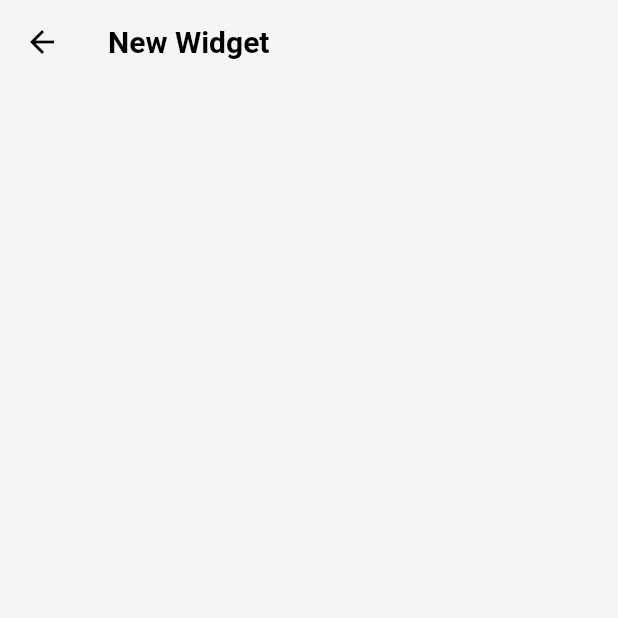
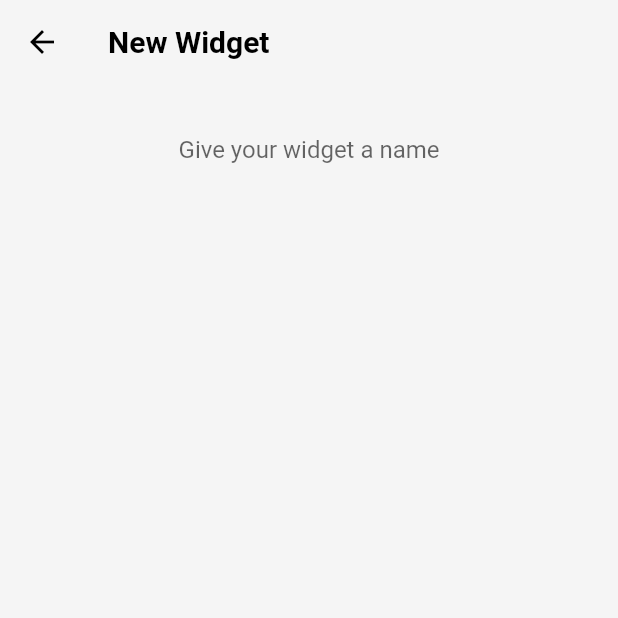
Before and after one commit to samueljml/widget-share, a Flutter app: the NewWidgetFormScreen screen opened directly, on a phone screen of 412 x 824 dp, the top half of it. Run offline on Flutter 3.47's test engine with Material 2 defaults, Android fonts, the phone set to English and light mode, and no system bars.

Commit message:
Add widget name to NewWidgetForm

```diff
--- a/lib/app/modules/new_widget_form/page.dart
+++ b/lib/app/modules/new_widget_form/page.dart
@@ -14,7 +14,27 @@ class NewWidgetFormScreen extends StatelessWidget {
       body: Padding(
         padding: const EdgeInsets.all(20),
         child: Column(
-          children: [],
+          children: [
+            Container(
+              decoration:
+                  BoxDecoration(borderRadius: BorderRadius.circular(25)),
+              child: TextFormField(
+                controller: widgetName,
+                textAlign: TextAlign.center,
+                decoration: const InputDecoration(
+                  hintText: "Give your widget a name",
+                  border: InputBorder.none,
+                  focusedBorder: OutlineInputBorder(),
+                ),
+                validator: (value) {
+                  if (value == null || value.isEmpty || value.trim().isEmpty) {
+                    return "Plese enter a name";
+                  }
+                  return null;
+                },
+              ),
+            )
+          ],
         ),
       ),
     );
```
